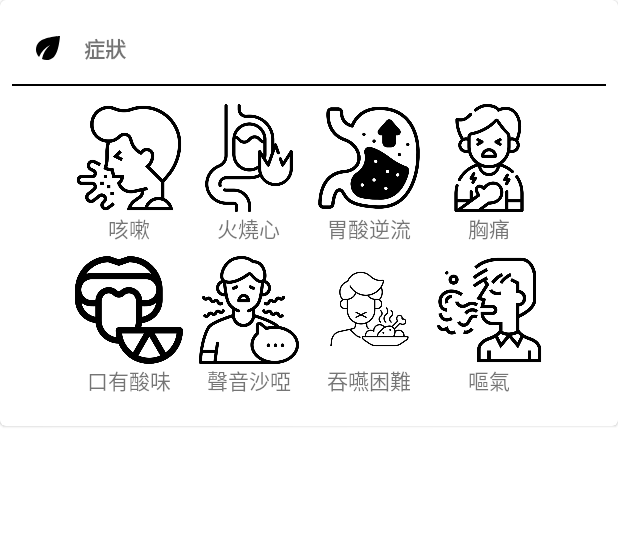
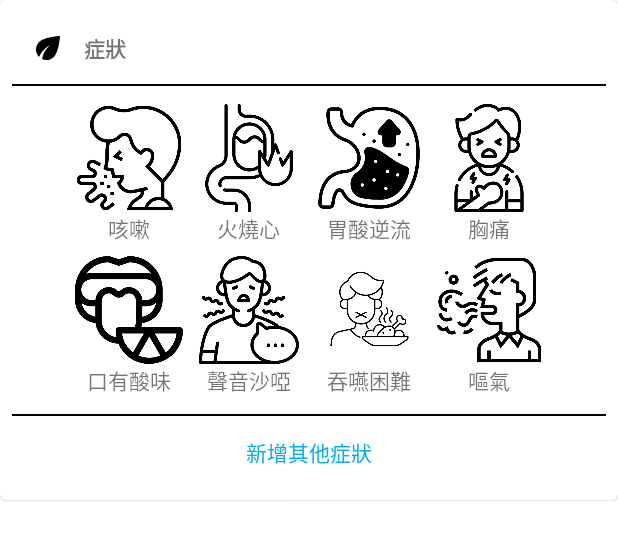
Before and after one commit to Sat-2022/GERDApp, an Android app: the layout symptoms_card.xml on its own in the app's theme, with its tools: preview values and no code run, on a phone screen of 412 x 824 dp. Shown: the top 540 px of the screen. Run offline under Robolectric (Android 15) with nearby library versions, the light colour scheme and no system bars.

Commit message:
update main page and some record page

```diff
--- a/app/src/main/java/com/example/gerdapp/adapter/CardItemAdapter.kt
+++ b/app/src/main/java/com/example/gerdapp/adapter/CardItemAdapter.kt
@@ -3,6 +3,7 @@ package com.example.gerdapp.adapter
 import android.view.LayoutInflater
 import android.view.View
 import android.view.ViewGroup
+import android.widget.ImageView
 import android.widget.TextView
 import androidx.recyclerview.widget.RecyclerView
 import com.example.gerdapp.R
@@ -17,6 +18,7 @@ class CardItemAdapter(
 
     class CardItemViewHolder(view: View): RecyclerView.ViewHolder(view) {
         val textView: TextView = view.findViewById(R.id.card_item_title)
+        val imageView: ImageView = view.findViewById(R.id.card_item_icon)
     }
 
     override fun onCreateViewHolder(parent: ViewGroup, viewType: Int): CardItemViewHolder {
@@ -28,6 +30,7 @@ class CardItemAdapter(
     override fun onBindViewHolder(holder: CardItemViewHolder, position: Int) {
         val item = dataset[position]
         holder.textView.text = holder.textView.context.getString(item.stringResourceId)
+        holder.imageView.setImageDrawable(holder.imageView.context.getDrawable(item.imageResourceId))
 
         holder.itemView.setOnClickListener {
             clickListener(item)
--- a/app/src/main/java/com/example/gerdapp/data/CardItem.kt
+++ b/app/src/main/java/com/example/gerdapp/data/CardItem.kt
@@ -5,5 +5,5 @@ import androidx.annotation.StringRes
 
 data class CardItem(
     @StringRes val stringResourceId: Int,
-    //@DrawableRes val imageResourceId: Int
+    @DrawableRes val imageResourceId: Int
 )
--- /dev/null
+++ b/app/src/main/res/drawable/ic_baseline_accessibility_new_24.xml
@@ -0,0 +1,5 @@
+<vector android:height="24dp" android:tint="#000000"
+    android:viewportHeight="24" android:viewportWidth="24"
+    android:width="24dp" xmlns:android="http://schemas.android.com/apk/res/android">
+    <path android:fillColor="@android:color/white" android:pathData="M20.5,6c-2.61,0.7 -5.67,1 -8.5,1s-5.89,-0.3 -8.5,-1L3,8c1.86,0.5 4,0.83 6,1v13h2v-6h2v6h2V9c2,-0.17 4.14,-0.5 6,-1l-0.5,-2zM12,6c1.1,0 2,-0.9 2,-2s-0.9,-2 -2,-2 -2,0.9 -2,2 0.9,2 2,2z"/>
+</vector>
--- /dev/null
+++ b/app/src/main/res/drawable/ic_baseline_bedtime_24.xml
@@ -0,0 +1,5 @@
+<vector android:height="24dp" android:tint="#000000"
+    android:viewportHeight="24" android:viewportWidth="24"
+    android:width="24dp" xmlns:android="http://schemas.android.com/apk/res/android">
+    <path android:fillColor="@android:color/white" android:pathData="M12.34,2.02C6.59,1.82 2,6.42 2,12c0,5.52 4.48,10 10,10c3.71,0 6.93,-2.02 8.66,-5.02C13.15,16.73 8.57,8.55 12.34,2.02z"/>
+</vector>
--- /dev/null
+++ b/app/src/main/res/drawable/ic_baseline_healing_24.xml
@@ -0,0 +1,5 @@
+<vector android:height="24dp" android:tint="#000000"
+    android:viewportHeight="24" android:viewportWidth="24"
+    android:width="24dp" xmlns:android="http://schemas.android.com/apk/res/android">
+    <path android:fillColor="@android:color/white" android:pathData="M17.73,12.02l3.98,-3.98c0.39,-0.39 0.39,-1.02 0,-1.41l-4.34,-4.34c-0.39,-0.39 -1.02,-0.39 -1.41,0l-3.98,3.98L8,2.29C7.8,2.1 7.55,2 7.29,2c-0.25,0 -0.51,0.1 -0.7,0.29L2.25,6.63c-0.39,0.39 -0.39,1.02 0,1.41l3.98,3.98L2.25,16c-0.39,0.39 -0.39,1.02 0,1.41l4.34,4.34c0.39,0.39 1.02,0.39 1.41,0l3.98,-3.98 3.98,3.98c0.2,0.2 0.45,0.29 0.71,0.29 0.26,0 0.51,-0.1 0.71,-0.29l4.34,-4.34c0.39,-0.39 0.39,-1.02 0,-1.41l-3.99,-3.98zM12,9c0.55,0 1,0.45 1,1s-0.45,1 -1,1 -1,-0.45 -1,-1 0.45,-1 1,-1zM7.29,10.96L3.66,7.34l3.63,-3.63 3.62,3.62 -3.62,3.63zM10,13c-0.55,0 -1,-0.45 -1,-1s0.45,-1 1,-1 1,0.45 1,1 -0.45,1 -1,1zM12,15c-0.55,0 -1,-0.45 -1,-1s0.45,-1 1,-1 1,0.45 1,1 -0.45,1 -1,1zM14,11c0.55,0 1,0.45 1,1s-0.45,1 -1,1 -1,-0.45 -1,-1 0.45,-1 1,-1zM16.66,20.34l-3.63,-3.62 3.63,-3.63 3.62,3.62 -3.62,3.63z"/>
+</vector>
--- /dev/null
+++ b/app/src/main/res/drawable/ic_baseline_restaurant_24.xml
@@ -0,0 +1,5 @@
+<vector android:height="24dp" android:tint="#000000"
+    android:viewportHeight="24" android:viewportWidth="24"
+    android:width="24dp" xmlns:android="http://schemas.android.com/apk/res/android">
+    <path android:fillColor="@android:color/white" android:pathData="M11,9L9,9L9,2L7,2v7L5,9L5,2L3,2v7c0,2.12 1.66,3.84 3.75,3.97L6.75,22h2.5v-9.03C11.34,12.84 13,11.12 13,9L13,2h-2v7zM16,6v8h2.5v8L21,22L21,2c-2.76,0 -5,2.24 -5,4z"/>
+</vector>
--- a/app/src/main/res/layout/fragment_symptoms_record.xml
+++ b/app/src/main/res/layout/fragment_symptoms_record.xml
@@ -27,11 +27,13 @@
 
             <include layout="@layout/card_divider" />
 
+            <!--
             <include
                 android:id="@+id/other_symptoms_card"
                 layout="@layout/other_symptoms_card" />
 
             <include layout="@layout/card_divider" />
+            -->
 
             <include
                 android:id="@+id/time_card"
--- a/app/src/main/res/layout/symptoms_card.xml
+++ b/app/src/main/res/layout/symptoms_card.xml
@@ -23,11 +23,12 @@
                 <FrameLayout
                     android:layout_width="48dp"
                     android:layout_height="48dp">
+
                     <ImageView
                         android:layout_width="wrap_content"
                         android:layout_height="wrap_content"
-                        android:src="@drawable/ic_baseline_eco_24"
-                        android:layout_gravity="center"/>
+                        android:layout_gravity="center"
+                        android:src="@drawable/ic_baseline_eco_24" />
                 </FrameLayout>
                 <FrameLayout
                     android:layout_width="match_parent"
@@ -39,7 +40,9 @@
                         android:layout_gravity="center_vertical"
                         android:textStyle="bold"/>
                 </FrameLayout>
+
             </LinearLayout>
+
             <include layout="@layout/divider"/>
 
             <androidx.constraintlayout.widget.ConstraintLayout
@@ -231,6 +234,25 @@
 
             </androidx.constraintlayout.widget.ConstraintLayout>
 
+            <include layout="@layout/divider"/>
+
+            <androidx.recyclerview.widget.RecyclerView
+                android:id="@+id/other_symptoms_recycler_view"
+                android:layout_width="match_parent"
+                android:layout_height="wrap_content" />
+
+            <FrameLayout
+                android:id="@+id/add_other_symptoms"
+                android:layout_width="match_parent"
+                android:layout_height="48dp">
+
+                <TextView
+                    android:layout_width="wrap_content"
+                    android:layout_height="wrap_content"
+                    android:layout_gravity="center"
+                    android:text="@string/symptoms_record_add_other_symptom"
+                    android:textColor="#09ADEA" />
+            </FrameLayout>
 
         </LinearLayout>
 
--- a/app/src/main/res/values/strings.xml
+++ b/app/src/main/res/values/strings.xml
@@ -22,6 +22,7 @@
     <!-- strings for main menu cards -->
     <string name="questionnaire">問卷</string>
     <string name="symptoms">症狀</string>
+    <string name="medicine">吃藥</string>
     <string name="sleep">平躺睡眠</string>
     <string name="food">飲食</string>
     <string name="others">其他活動</string>
@@ -70,6 +71,8 @@
     <string name="hoarseness">聲音沙啞</string>
     <string name="appetite_loss">吞嚥困難</string>
     <string name="stomach_gas">嘔氣</string>
+    <string name="cough_night">咳嗽(晚上)</string>
+    <string name="acid_reflux_night">胃酸逆流(晚上)</string>
 
     <string name="note">備註</string>
     <string name="add_note">新增備註</string>
```
Also changed, not shown: app/src/main/java/com/example/gerdapp/data/CardDataSource.kt (+5 -4 lines), app/src/main/java/com/example/gerdapp/ui/main/MainFragment.kt (+7 -2 lines), app/src/main/res/layout/list_item_card.xml (+17 -3 lines).
